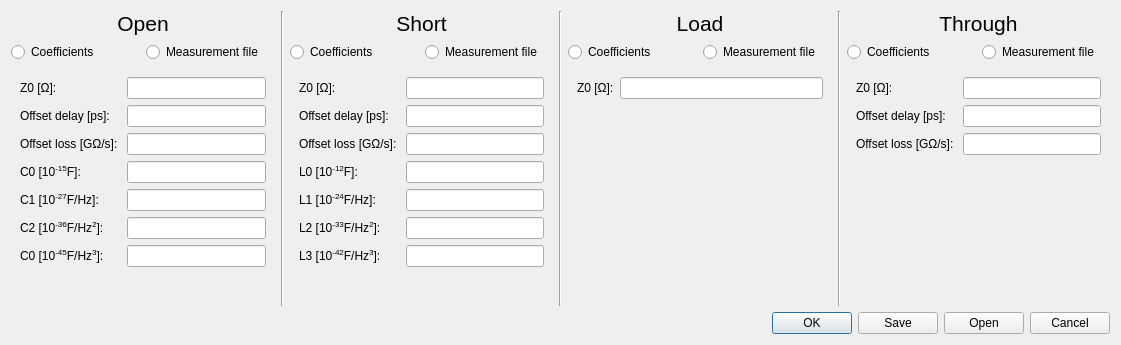
jankae/LibreVNA, file Software/PC_Application/Calibration/calkitdialog.ui: the form before one commit.
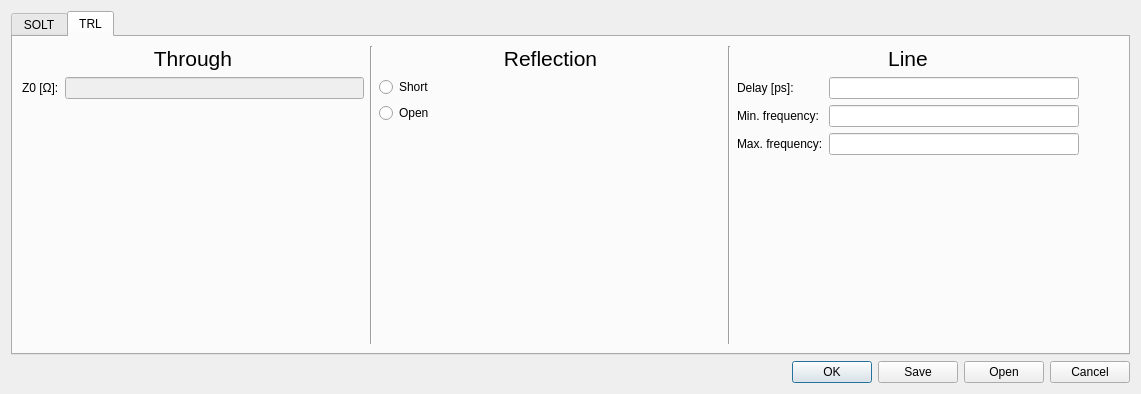
The form after the commit. The open tabs and pages were chosen to show the change. Custom widgets are drawn as their Qt base class.

Commit message: Through normalization and TRL calibration added

Diff of the .ui file:
```diff
--- a/Software/PC_Application/Calibration/calkitdialog.ui
+++ b/Software/PC_Application/Calibration/calkitdialog.ui
@@ -9,8 +9,8 @@
    <rect>
     <x>0</x>
     <y>0</y>
-    <width>1121</width>
-    <height>345</height>
+    <width>1141</width>
+    <height>394</height>
    </rect>
   </property>
   <property name="sizePolicy">
@@ -30,149 +30,15 @@
   </property>
   <layout class="QVBoxLayout" name="verticalLayout_9">
    <item>
-    <layout class="QHBoxLayout" name="horizontalLayout_17">
-     <item>
-      <layout class="QVBoxLayout" name="verticalLayout">
-       <item>
-        <widget class="QLabel" name="label_7">
-         <property name="font">
-          <font>
-           <pointsize>16</pointsize>
-          </font>
-         </property>
-         <property name="text">
-          <string>Open</string>
-         </property>
-         <property name="alignment">
-          <set>Qt::AlignCenter</set>
-         </property>
-        </widget>
-       </item>
-       <item>
-        <layout class="QHBoxLayout" name="horizontalLayout">
-         <item>
-          <widget class="QRadioButton" name="open_coefficients">
-           <property name="text">
-            <string>Coefficients</string>
-           </property>
-           <attribute name="buttonGroup">
-            <string notr="true">OpenType</string>
-           </attribute>
-          </widget>
-         </item>
-         <item>
-          <widget class="QRadioButton" name="open_measurement">
-           <property name="text">
-            <string>Measurement file</string>
-           </property>
-           <attribute name="buttonGroup">
-            <string notr="true">OpenType</string>
-           </attribute>
-          </widget>
-         </item>
-        </layout>
-       </item>
-       <item>
-        <widget class="QStackedWidget" name="open_stack">
+    <widget class="QTabWidget" name="tabWidget">
          <property name="currentIndex">
           <number>0</number>
          </property>
-         <widget class="QWidget" name="page">
-          <layout class="QHBoxLayout" name="horizontalLayout_2">
-           <item>
-            <layout class="QFormLayout" name="formLayout">
-             <item row="1" column="0">
-              <widget class="QLabel" name="label">
-               <property name="text">
-                <string>Offset delay [ps]:</string>
-               </property>
-              </widget>
-             </item>
-             <item row="1" column="1">
-              <widget class="QLineEdit" name="open_delay"/>
-             </item>
-             <item row="2" column="0">
-              <widget class="QLabel" name="label_2">
-               <property name="text">
-                <string>Offset loss [GΩ/s]: </string>
-               </property>
-              </widget>
-             </item>
-             <item row="2" column="1">
-              <widget class="QLineEdit" name="open_loss"/>
-             </item>
-             <item row="3" column="0">
-              <widget class="QLabel" name="label_3">
-               <property name="text">
-                <string>C0 [10&lt;sup&gt;-15&lt;/sup&gt;F]:</string>
-               </property>
-              </widget>
-             </item>
-             <item row="3" column="1">
-              <widget class="QLineEdit" name="open_C0"/>
-             </item>
-             <item row="4" column="0">
-              <widget class="QLabel" name="label_4">
-               <property name="text">
-                <string>C1 [10&lt;sup&gt;-27&lt;/sup&gt;F/Hz]:</string>
-               </property>
-              </widget>
-             </item>
-             <item row="4" column="1">
-              <widget class="QLineEdit" name="open_C1"/>
-             </item>
-             <item row="5" column="0">
-              <widget class="QLabel" name="label_5">
-               <property name="text">
-                <string>C2 [10&lt;sup&gt;-36&lt;/sup&gt;F/Hz&lt;sup&gt;2&lt;/sup&gt;]:</string>
-               </property>
-              </widget>
-             </item>
-             <item row="5" column="1">
-              <widget class="QLineEdit" name="open_C2"/>
-             </item>
-             <item row="6" column="0">
-              <widget class="QLabel" name="label_6">
-               <property name="text">
-                <string>C0 [10&lt;sup&gt;-45&lt;/sup&gt;F/Hz&lt;sup&gt;3&lt;/sup&gt;]:</string>
-               </property>
-              </widget>
-             </item>
-             <item row="6" column="1">
-              <widget class="QLineEdit" name="open_C3"/>
-             </item>
-             <item row="0" column="1">
-              <widget class="QLineEdit" name="open_Z0"/>
-             </item>
-             <item row="0" column="0">
-              <widget class="QLabel" name="label_15">
-               <property name="text">
-                <string>Z0 [Ω]:</string>
-               </property>
-              </widget>
-             </item>
-            </layout>
-           </item>
-          </layout>
-         </widget>
-         <widget class="QWidget" name="page_2">
-          <layout class="QVBoxLayout" name="verticalLayout_4" stretch="0">
-           <item>
-            <widget class="TouchstoneImport" name="open_touchstone" native="true"/>
-           </item>
-          </layout>
-         </widget>
-        </widget>
-       </item>
-      </layout>
-     </item>
-     <item>
-      <widget class="Line" name="line">
-       <property name="orientation">
-        <enum>Qt::Vertical</enum>
-       </property>
-      </widget>
-     </item>
+     <widget class="QWidget" name="tab">
+      <attribute name="title">
+       <string>SOLT</string>
+      </attribute>
+      <layout class="QHBoxLayout" name="horizontalLayout_3">
      <item>
       <layout class="QVBoxLayout" name="verticalLayout_2">
        <item>
@@ -284,7 +150,11 @@
               <widget class="QLineEdit" name="short_L3"/>
              </item>
              <item row="0" column="1">
-              <widget class="QLineEdit" name="short_Z0"/>
+                <widget class="QLineEdit" name="short_Z0">
+                 <property name="enabled">
+                  <bool>false</bool>
+                 </property>
+                </widget>
              </item>
              <item row="0" column="0">
               <widget class="QLabel" name="label_16">
@@ -308,6 +178,152 @@
        </item>
       </layout>
      </item>
+       <item>
+        <widget class="Line" name="line">
+         <property name="orientation">
+          <enum>Qt::Vertical</enum>
+         </property>
+        </widget>
+       </item>
+       <item>
+        <layout class="QVBoxLayout" name="verticalLayout">
+         <item>
+          <widget class="QLabel" name="label_7">
+           <property name="font">
+            <font>
+             <pointsize>16</pointsize>
+            </font>
+           </property>
+           <property name="text">
+            <string>Open</string>
+           </property>
+           <property name="alignment">
+            <set>Qt::AlignCenter</set>
+           </property>
+          </widget>
+         </item>
+         <item>
+          <layout class="QHBoxLayout" name="horizontalLayout">
+           <item>
+            <widget class="QRadioButton" name="open_coefficients">
+             <property name="text">
+              <string>Coefficients</string>
+             </property>
+             <attribute name="buttonGroup">
+              <string notr="true">OpenType</string>
+             </attribute>
+            </widget>
+           </item>
+           <item>
+            <widget class="QRadioButton" name="open_measurement">
+             <property name="text">
+              <string>Measurement file</string>
+             </property>
+             <attribute name="buttonGroup">
+              <string notr="true">OpenType</string>
+             </attribute>
+            </widget>
+           </item>
+          </layout>
+         </item>
+         <item>
+          <widget class="QStackedWidget" name="open_stack">
+           <property name="currentIndex">
+            <number>0</number>
+           </property>
+           <widget class="QWidget" name="page">
+            <layout class="QHBoxLayout" name="horizontalLayout_2">
+             <item>
+              <layout class="QFormLayout" name="formLayout">
+               <item row="1" column="0">
+                <widget class="QLabel" name="label">
+                 <property name="text">
+                  <string>Offset delay [ps]:</string>
+                 </property>
+                </widget>
+               </item>
+               <item row="1" column="1">
+                <widget class="QLineEdit" name="open_delay"/>
+               </item>
+               <item row="2" column="0">
+                <widget class="QLabel" name="label_2">
+                 <property name="text">
+                  <string>Offset loss [GΩ/s]: </string>
+                 </property>
+                </widget>
+               </item>
+               <item row="2" column="1">
+                <widget class="QLineEdit" name="open_loss"/>
+               </item>
+               <item row="3" column="0">
+                <widget class="QLabel" name="label_3">
+                 <property name="text">
+                  <string>C0 [10&lt;sup&gt;-15&lt;/sup&gt;F]:</string>
+                 </property>
+                </widget>
+               </item>
+               <item row="3" column="1">
+                <widget class="QLineEdit" name="open_C0"/>
+               </item>
+               <item row="4" column="0">
+                <widget class="QLabel" name="label_4">
+                 <property name="text">
+                  <string>C1 [10&lt;sup&gt;-27&lt;/sup&gt;F/Hz]:</string>
+                 </property>
+                </widget>
+               </item>
+               <item row="4" column="1">
+                <widget class="QLineEdit" name="open_C1"/>
+               </item>
+               <item row="5" column="0">
+                <widget class="QLabel" name="label_5">
+                 <property name="text">
+                  <string>C2 [10&lt;sup&gt;-36&lt;/sup&gt;F/Hz&lt;sup&gt;2&lt;/sup&gt;]:</string>
+                 </property>
+                </widget>
+               </item>
+               <item row="5" column="1">
+                <widget class="QLineEdit" name="open_C2"/>
+               </item>
+               <item row="6" column="0">
+                <widget class="QLabel" name="label_6">
+                 <property name="text">
+                  <string>C0 [10&lt;sup&gt;-45&lt;/sup&gt;F/Hz&lt;sup&gt;3&lt;/sup&gt;]:</string>
+                 </property>
+                </widget>
+               </item>
+               <item row="6" column="1">
+                <widget class="QLineEdit" name="open_C3"/>
+               </item>
+               <item row="0" column="1">
+                <widget class="QLineEdit" name="open_Z0">
+                 <property name="enabled">
+                  <bool>false</bool>
+                 </property>
+                </widget>
+               </item>
+               <item row="0" column="0">
+                <widget class="QLabel" name="label_15">
+                 <property name="text">
+                  <string>Z0 [Ω]:</string>
+                 </property>
+                </widget>
+               </item>
+              </layout>
+             </item>
+            </layout>
+           </widget>
+           <widget class="QWidget" name="page_2">
+            <layout class="QVBoxLayout" name="verticalLayout_4" stretch="0">
+             <item>
+              <widget class="TouchstoneImport" name="open_touchstone" native="true"/>
+             </item>
+            </layout>
+           </widget>
+          </widget>
+         </item>
+        </layout>
+       </item>
      <item>
       <widget class="Line" name="line_2">
        <property name="orientation">
@@ -373,7 +389,11 @@
               </widget>
              </item>
              <item row="0" column="1">
-              <widget class="QLineEdit" name="load_Z0"/>
+                <widget class="QLineEdit" name="load_Z0">
+                 <property name="enabled">
+                  <bool>false</bool>
+                 </property>
+                </widget>
              </item>
             </layout>
            </item>
@@ -455,7 +475,11 @@
               </widget>
              </item>
              <item row="0" column="1">
-              <widget class="QLineEdit" name="through_Z0"/>
+                <widget class="QLineEdit" name="through_Z0">
+                 <property name="enabled">
+                  <bool>false</bool>
+                 </property>
+                </widget>
              </item>
              <item row="1" column="0">
               <widget class="QLabel" name="label_21">
@@ -493,6 +517,287 @@
       </layout>
      </item>
     </layout>
+     </widget>
+     <widget class="QWidget" name="tab_2">
+      <attribute name="title">
+       <string>TRL</string>
+      </attribute>
+      <layout class="QHBoxLayout" name="horizontalLayout_4" stretch="1,0,1,0,1,0">
+       <item>
+        <layout class="QVBoxLayout" name="verticalLayout_11">
+         <item>
+          <widget class="QLabel" name="label_23">
+           <property name="sizePolicy">
+            <sizepolicy hsizetype="Preferred" vsizetype="Preferred">
+             <horstretch>0</horstretch>
+             <verstretch>0</verstretch>
+            </sizepolicy>
+           </property>
+           <property name="font">
+            <font>
+             <pointsize>16</pointsize>
+            </font>
+           </property>
+           <property name="text">
+            <string>Through</string>
+           </property>
+           <property name="alignment">
+            <set>Qt::AlignCenter</set>
+           </property>
+          </widget>
+         </item>
+         <item>
+          <layout class="QFormLayout" name="formLayout_5">
+           <item row="0" column="0">
+            <widget class="QLabel" name="label_36">
+             <property name="text">
+              <string>Z0 [Ω]:</string>
+             </property>
+            </widget>
+           </item>
+           <item row="0" column="1">
+            <widget class="QLineEdit" name="TRL_through_Z0">
+             <property name="enabled">
+              <bool>false</bool>
+             </property>
+            </widget>
+           </item>
+          </layout>
+         </item>
+         <item>
+          <spacer name="verticalSpacer_2">
+           <property name="orientation">
+            <enum>Qt::Vertical</enum>
+           </property>
+           <property name="sizeHint" stdset="0">
+            <size>
+             <width>20</width>
+             <height>40</height>
+            </size>
+           </property>
+          </spacer>
+         </item>
+        </layout>
+       </item>
+       <item>
+        <widget class="Line" name="line_4">
+         <property name="orientation">
+          <enum>Qt::Vertical</enum>
+         </property>
+        </widget>
+       </item>
+       <item>
+        <layout class="QVBoxLayout" name="verticalLayout_10">
+         <item>
+          <widget class="QLabel" name="label_24">
+           <property name="font">
+            <font>
+             <pointsize>16</pointsize>
+            </font>
+           </property>
+           <property name="text">
+            <string>Reflection</string>
+           </property>
+           <property name="alignment">
+            <set>Qt::AlignCenter</set>
+           </property>
+          </widget>
+         </item>
+         <item>
+          <widget class="QRadioButton" name="TRL_R_short">
+           <property name="text">
+            <string>Short</string>
+           </property>
+           <attribute name="buttonGroup">
+            <string notr="true">TRL_Rtype</string>
+           </attribute>
+          </widget>
+         </item>
+         <item>
+          <widget class="QRadioButton" name="TRL_R_open">
+           <property name="text">
+            <string>Open</string>
+           </property>
+           <attribute name="buttonGroup">
+            <string notr="true">TRL_Rtype</string>
+           </attribute>
+          </widget>
+         </item>
+         <item>
+          <spacer name="verticalSpacer">
+           <property name="orientation">
+            <enum>Qt::Vertical</enum>
+           </property>
+           <property name="sizeHint" stdset="0">
+            <size>
+             <width>20</width>
+             <height>40</height>
+            </size>
+           </property>
+          </spacer>
+         </item>
+        </layout>
+       </item>
+       <item>
+        <widget class="Line" name="line_5">
+         <property name="orientation">
+          <enum>Qt::Vertical</enum>
+         </property>
+        </widget>
+       </item>
+       <item>
+        <layout class="QVBoxLayout" name="verticalLayout_12">
+         <item>
+          <widget class="QLabel" name="label_25">
+           <property name="sizePolicy">
+            <sizepolicy hsizetype="Expanding" vsizetype="Preferred">
+             <horstretch>0</horstretch>
+             <verstretch>0</verstretch>
+            </sizepolicy>
+           </property>
+           <property name="font">
+            <font>
+             <pointsize>16</pointsize>
+            </font>
+           </property>
+           <property name="text">
+            <string>Line</string>
+           </property>
+           <property name="alignment">
+            <set>Qt::AlignCenter</set>
+           </property>
+          </widget>
+         </item>
+         <item>
+          <layout class="QFormLayout" name="formLayout_6">
+           <item row="0" column="0">
+            <widget class="QLabel" name="label_37">
+             <property name="text">
+              <string>Delay [ps]:</string>
+             </property>
+            </widget>
+           </item>
+           <item row="0" column="1">
+            <widget class="QLineEdit" name="TRL_line_delay">
+             <property name="enabled">
+              <bool>true</bool>
+             </property>
+             <property name="text">
+              <string/>
+             </property>
+            </widget>
+           </item>
+           <item row="1" column="0">
+            <widget class="QLabel" name="label_38">
+             <property name="text">
+              <string>Min. frequency:</string>
+             </property>
+            </widget>
+           </item>
+           <item row="1" column="1">
+            <widget class="SIUnitEdit" name="TRL_line_min">
+             <property name="enabled">
+              <bool>true</bool>
+             </property>
+             <property name="text">
+              <string/>
+             </property>
+            </widget>
+           </item>
+           <item row="2" column="0">
+            <widget class="QLabel" name="label_39">
+             <property name="text">
+              <string>Max. frequency:</string>
+             </property>
+            </widget>
+           </item>
+           <item row="2" column="1">
+            <widget class="SIUnitEdit" name="TRL_line_max">
+             <property name="enabled">
+              <bool>true</bool>
+             </property>
+             <property name="text">
+              <string/>
+             </property>
+            </widget>
+           </item>
+          </layout>
+         </item>
+         <item>
+          <widget class="QLabel" name="TRL_line_warning">
+           <property name="palette">
+            <palette>
+             <active>
+              <colorrole role="WindowText">
+               <brush brushstyle="SolidPattern">
+                <color alpha="255">
+                 <red>239</red>
+                 <green>41</green>
+                 <blue>41</blue>
+                </color>
+               </brush>
+              </colorrole>
+             </active>
+             <inactive>
+              <colorrole role="WindowText">
+               <brush brushstyle="SolidPattern">
+                <color alpha="255">
+                 <red>239</red>
+                 <green>41</green>
+                 <blue>41</blue>
+                </color>
+               </brush>
+              </colorrole>
+             </inactive>
+             <disabled>
+              <colorrole role="WindowText">
+               <brush brushstyle="SolidPattern">
+                <color alpha="255">
+                 <red>190</red>
+                 <green>190</green>
+                 <blue>190</blue>
+                </color>
+               </brush>
+              </colorrole>
+             </disabled>
+            </palette>
+           </property>
+           <property name="text">
+            <string/>
+           </property>
+          </widget>
+         </item>
+         <item>
+          <spacer name="verticalSpacer_3">
+           <property name="orientation">
+            <enum>Qt::Vertical</enum>
+           </property>
+           <property name="sizeHint" stdset="0">
+            <size>
+             <width>20</width>
+             <height>40</height>
+            </size>
+           </property>
+          </spacer>
+         </item>
+        </layout>
+       </item>
+       <item>
+        <spacer name="horizontalSpacer">
+         <property name="orientation">
+          <enum>Qt::Horizontal</enum>
+         </property>
+         <property name="sizeHint" stdset="0">
+          <size>
+           <width>40</width>
+           <height>20</height>
+          </size>
+         </property>
+        </spacer>
+       </item>
+      </layout>
+     </widget>
+    </widget>
    </item>
    <item>
     <widget class="QDialogButtonBox" name="buttonBox">
@@ -516,6 +821,11 @@
    <header>CustomWidgets/touchstoneimport.h</header>
    <container>1</container>
   </customwidget>
+  <customwidget>
+   <class>SIUnitEdit</class>
+   <extends>QLineEdit</extends>
+   <header>CustomWidgets/siunitedit.h</header>
+  </customwidget>
  </customwidgets>
  <tabstops>
   <tabstop>open_Z0</tabstop>
```
Left out of the diff: 3 changed lines with no effect on the pictures. Lines whose indentation alone changed are shown as unchanged. The commit also changes 9 other files.
